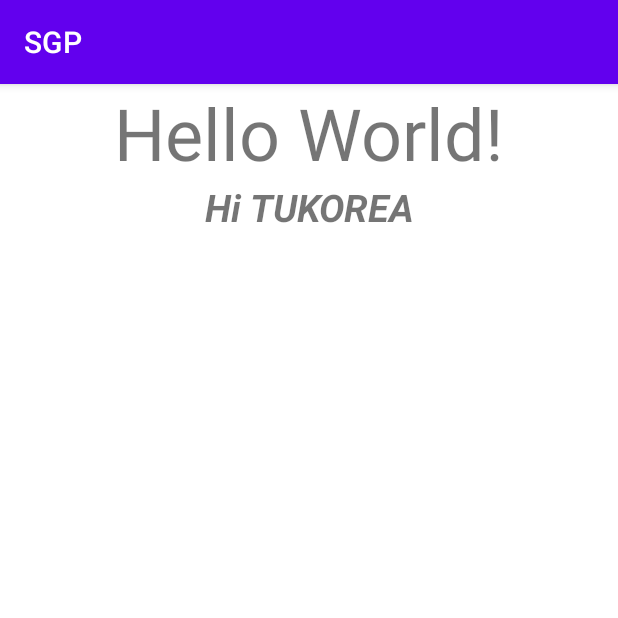
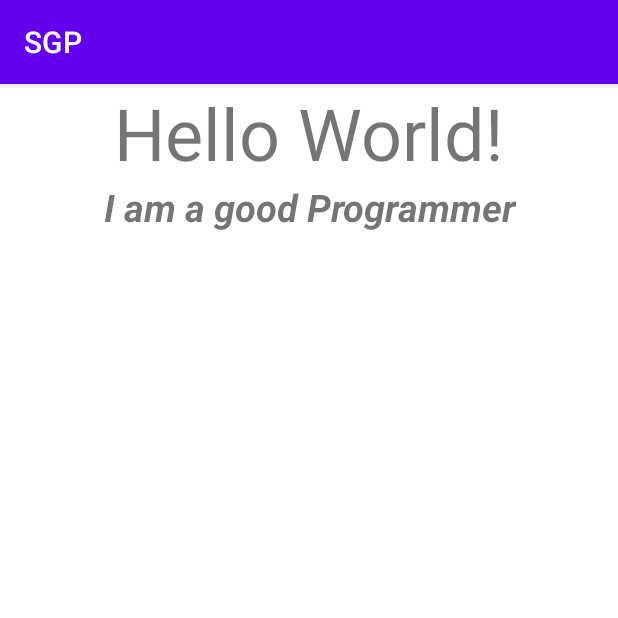
Before and after one commit to Seulkyu42/Smartphone_game_programing, an Android app: the screen it shows after launch (MainActivity), on a phone screen of 412 x 824 dp, the top half of it. Run offline under Robolectric (Android 15) with nearby library versions, the phone set to English and light mode, and no system bars.

Commit message:
subText 내용 변경

```diff
--- a/SGP/app/src/main/java/kr/ac/tukorea/ge/sgp02/s2017180003/sgp/MainActivity.java
+++ b/SGP/app/src/main/java/kr/ac/tukorea/ge/sgp02/s2017180003/sgp/MainActivity.java
@@ -14,5 +14,6 @@ public class MainActivity extends AppCompatActivity {
         setContentView(R.layout.activity_main);
 
         TextView tv = findViewById(R.id.subText);
+        tv.setText("I am a good Programmer");
     }
 }
```
